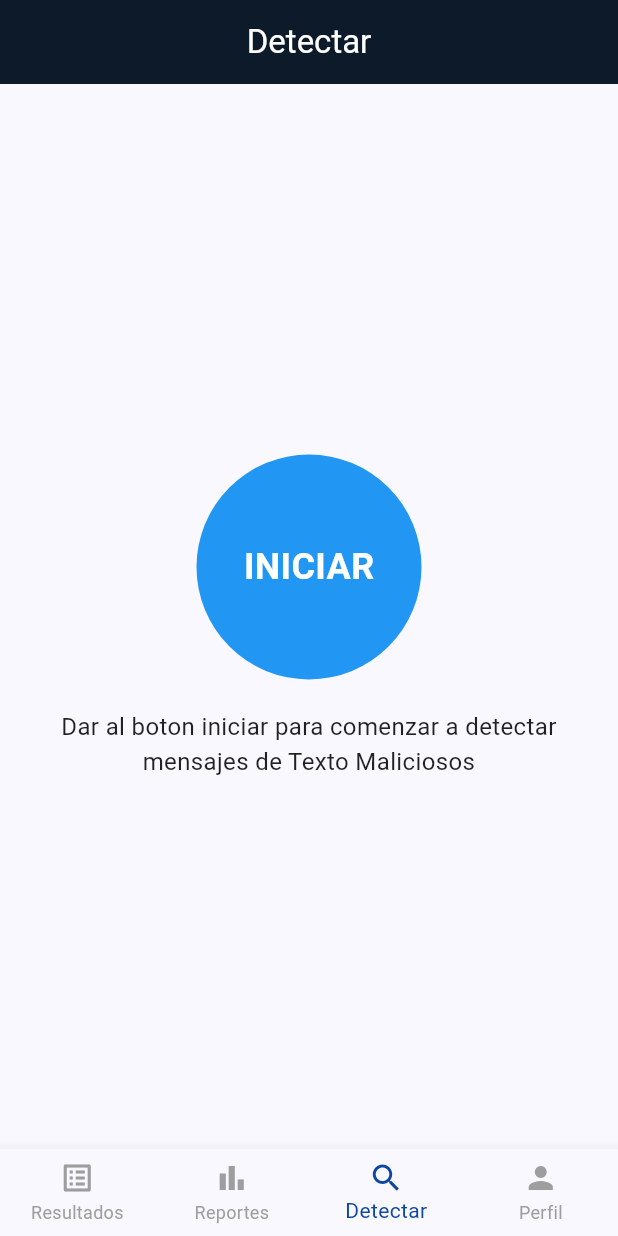
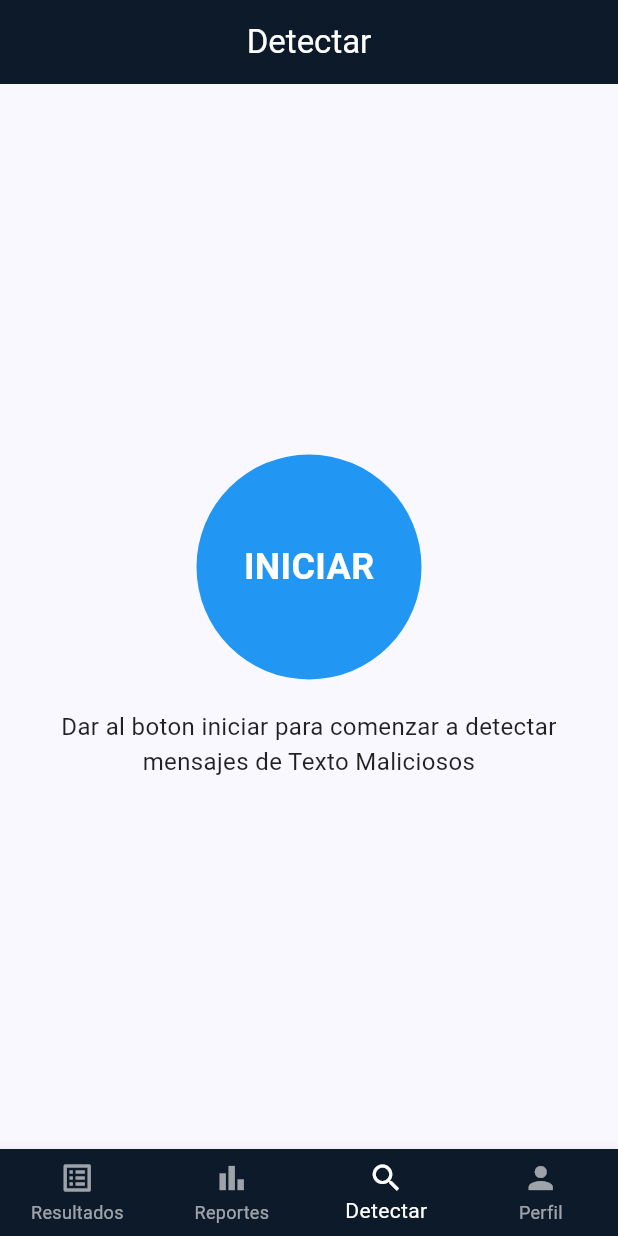
Before and after one commit to josmeldev/txtscan, a Flutter app: the screen it shows once a user with an empty profile is signed in, on a phone screen of 412 x 824 dp. Run offline on Flutter 3.47's test engine with Material 3 defaults, Android fonts, the phone set to English and light mode, and no system bars; our stand-ins replace firebase_auth, firebase_core, firebase_database, flutter_spinkit; accounts and stored records are empty.

Commit message:
Refactor BottomNavigationBar: update colors for selected and unselected items to improve visibility and consistency.

```diff
--- a/lib/screens/main_screen.dart
+++ b/lib/screens/main_screen.dart
@@ -40,25 +40,30 @@ class _MainScreenState extends State<MainScreen> {
       bottomNavigationBar: BottomNavigationBar(
         type: BottomNavigationBarType.fixed,
         currentIndex: _selectedIndex,
-        selectedItemColor: Colors.blue.shade900,
-        unselectedItemColor: Colors.grey,
+        backgroundColor: const Color(0xFF0D1A2A),
+        selectedItemColor: Colors.white,
+        unselectedItemColor: Colors.white.withOpacity(0.6),
         onTap: _onItemTapped,
         items: [
           BottomNavigationBarItem(
             icon: Icon(Icons.list_alt),
             label: 'Resultados',
+            backgroundColor: const Color(0xFF0D1A2A),
           ),
           BottomNavigationBarItem(
             icon: Icon(Icons.bar_chart),
             label: 'Reportes',
+            backgroundColor: const Color(0xFF0D1A2A),
           ),
           BottomNavigationBarItem(
             icon: Icon(Icons.search),
             label: 'Detectar',
+            backgroundColor: const Color(0xFF0D1A2A),
           ),
           BottomNavigationBarItem(
             icon: Icon(Icons.person),
             label: 'Perfil',
+            backgroundColor: const Color(0xFF0D1A2A),
           ),
         ],
       ),
```
